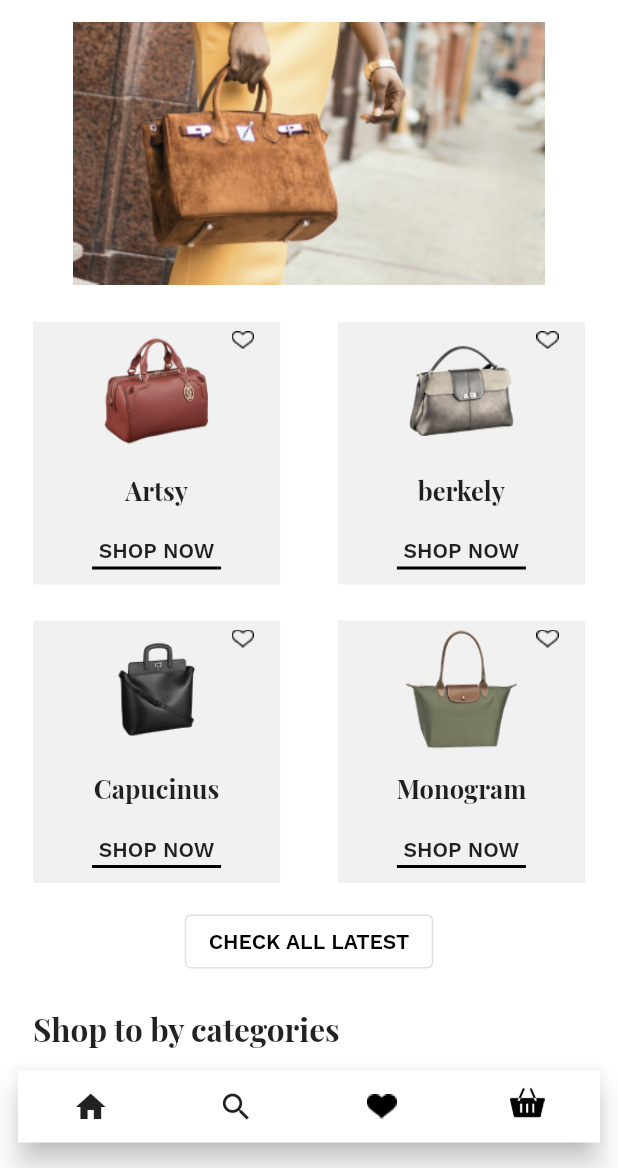
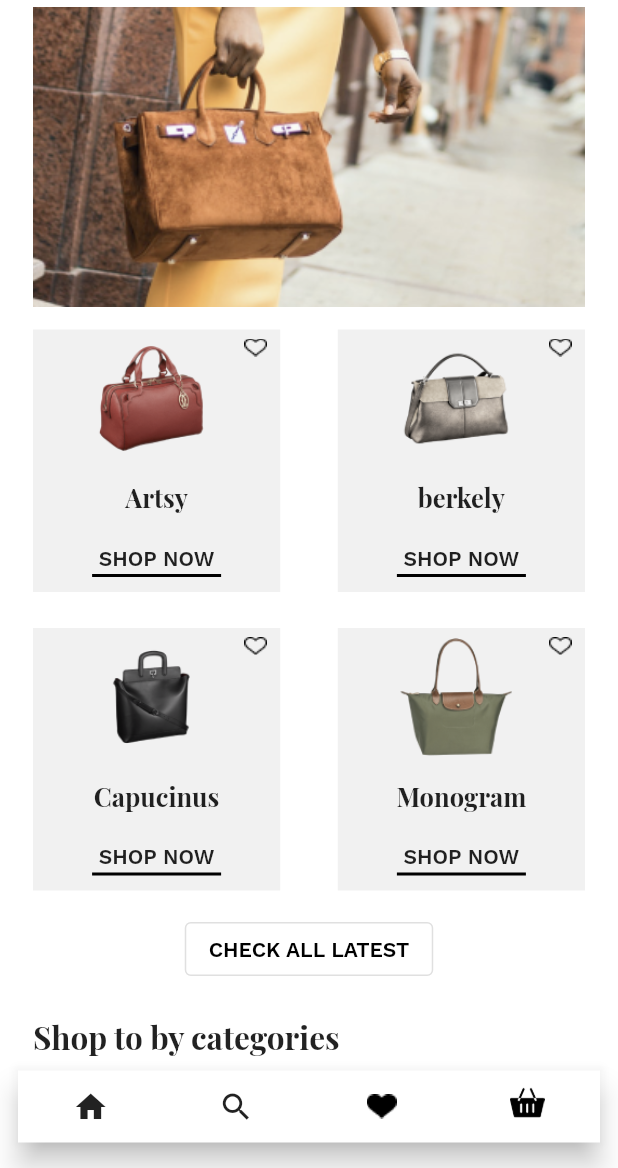
Before and after one commit to ranaivosoa-rindra/bagzz, a Flutter app: the screen it shows after launch, on a phone screen of 412 x 824 dp, the part 68-1236 px from its top. Run offline on Flutter 3.47's test engine with Material 2 defaults, Android fonts, the phone set to English and light mode, and no system bars; our stand-ins replace google_fonts, modal_bottom_sheet.

Commit message:
set gridview ?

```diff
--- a/lib/main.dart
+++ b/lib/main.dart
@@ -14,7 +14,7 @@ class MyApp extends StatelessWidget {
   @override
   Widget build(BuildContext context) {
     return MaterialApp(
-      title: 'Flutter Demo',
+      title: 'bagzz',
       debugShowCheckedModeBanner: false,
       theme: ThemeData(
         primarySwatch: Colors.blue,
--- a/lib/screens/homePage.dart
+++ b/lib/screens/homePage.dart
@@ -19,18 +19,13 @@ class HomePage extends StatefulWidget {
 }
 
 class _HomePageState extends State<HomePage> {
-
   @override
   Widget build(BuildContext context) {
     return Scaffold(
       backgroundColor: Colors.white,
       bottomNavigationBar: Container(
         width: MediaQuery.of(context).size.width,
-        margin: EdgeInsets.only(
-          bottom: 17,
-          left: 12,
-          right: 12
-        ),
+        margin: EdgeInsets.only(bottom: 17, left: 12, right: 12),
         child: BottomBar(),
       ),
       body: SafeArea(
@@ -44,8 +39,7 @@ class _HomePageState extends State<HomePage> {
 
                 /// cards scrollable horizontally : this season's latest
                 Container(
-                  margin: EdgeInsets.symmetric(horizontal: 10),
-                  height: 195,
+                  height: 200,
                   child: PageView(
                     scrollDirection: Axis.horizontal,
                     children: [
@@ -68,16 +62,15 @@ class _HomePageState extends State<HomePage> {
                 /// show by categories
                 // latest button
                 OutlinedButton(
-                  onPressed: (){},
+                  onPressed: () {},
                   child: Text(
-                      "check all latest".toUpperCase(),
-                      style: GoogleFonts.workSans(
+                    "check all latest".toUpperCase(),
+                    style: GoogleFonts.workSans(
                         color: Colors.black,
                         fontWeight: FontWeight.w600,
-                        fontSize: 14
-                      ),
-                    ),
+                        fontSize: 14),
                   ),
+                ),
 
                 SizedBox(
                   height: 20,
@@ -100,15 +93,15 @@ class _HomePageState extends State<HomePage> {
                         ),
                       ),
 
-                      SizedBox(height: 15,),
+                      SizedBox(
+                        height: 15,
+                      ),
 
                       // all categories items
                       AllCategoriesItems(),
                     ],
                   ),
                 ),
-
-                /// bottom bar
               ],
             ),
           ),
--- a/lib/utils/boxItem.dart
+++ b/lib/utils/boxItem.dart
@@ -35,7 +35,7 @@ class _BoxItemState extends State<BoxItem> {
                 children: [
                   // item image
                   Padding(
-                    padding: const EdgeInsets.only(left: 10.0),
+                    padding: const EdgeInsets.only(left: 15.0),
                     child: Image.asset(
                       widget.itemImage,
                       height: 80,
@@ -44,7 +44,7 @@ class _BoxItemState extends State<BoxItem> {
 
                   // outline heart Icons
                   Container(
-                    padding: EdgeInsets.only(left: 10),
+                    margin: EdgeInsets.only(left: 22),
                     child: InkWell(
                       child: (isLiked)
                           ? Image.asset('lib/icons/heart-full.png', width: 15)
--- a/lib/utils/imageArrival.dart
+++ b/lib/utils/imageArrival.dart
@@ -11,10 +11,11 @@ class ImageArrival extends StatelessWidget {
   @override
   Widget build(BuildContext context) {
     return Container(
-      padding: EdgeInsets.all(10),
+      width: MediaQuery.of(context).size.width,
+      padding: EdgeInsets.symmetric(horizontal: 22),
       child: Image.asset(
         image,
-        // height: 20,
+        fit: BoxFit.fill,
       ),
     );
   }
--- a/pubspec.yaml
+++ b/pubspec.yaml
@@ -34,6 +34,7 @@ dependencies:
   # Use with the CupertinoIcons class for iOS style icons.
   cupertino_icons: ^1.0.2
   google_fonts:
+  modal_bottom_sheet: ^2.0.1
 
 dev_dependencies:
   flutter_test:
```
Also changed, not shown: lib/utils/bottomBar.dart (+25 -1 lines), lib/widgets/feedList.dart (+10 -0 lines), pubspec.lock.
